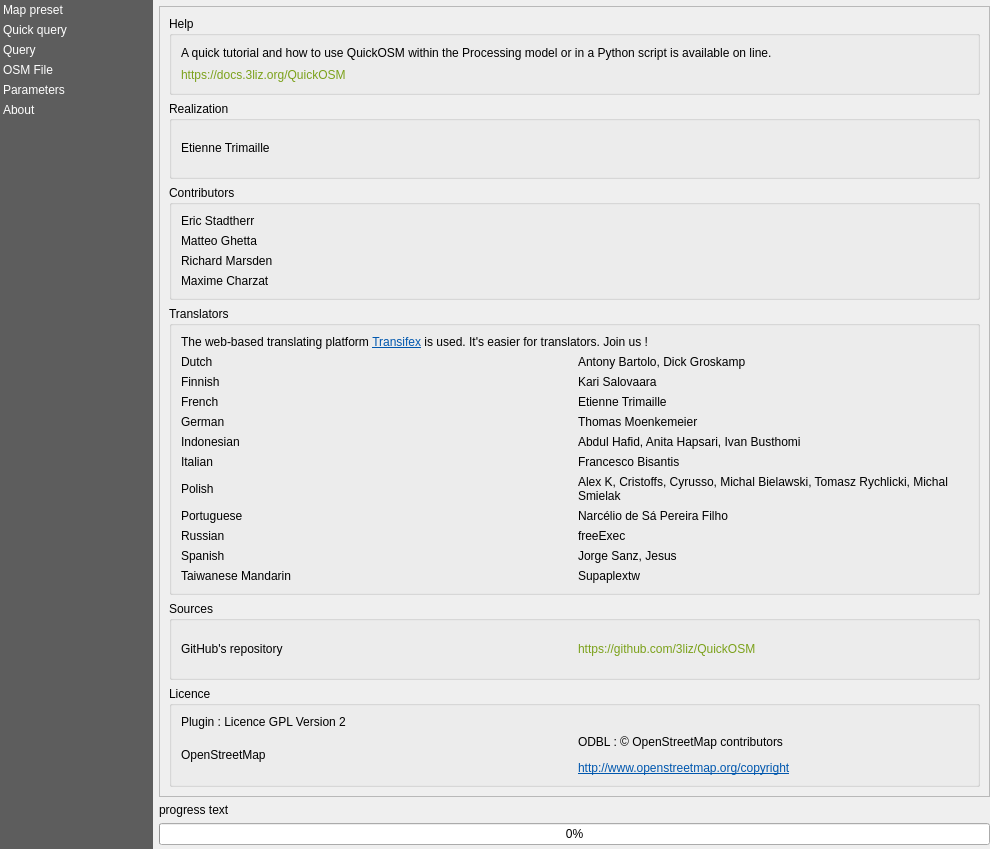
3liz/QuickOSM, file QuickOSM/resources/ui/main_window.ui: the form before one commit.
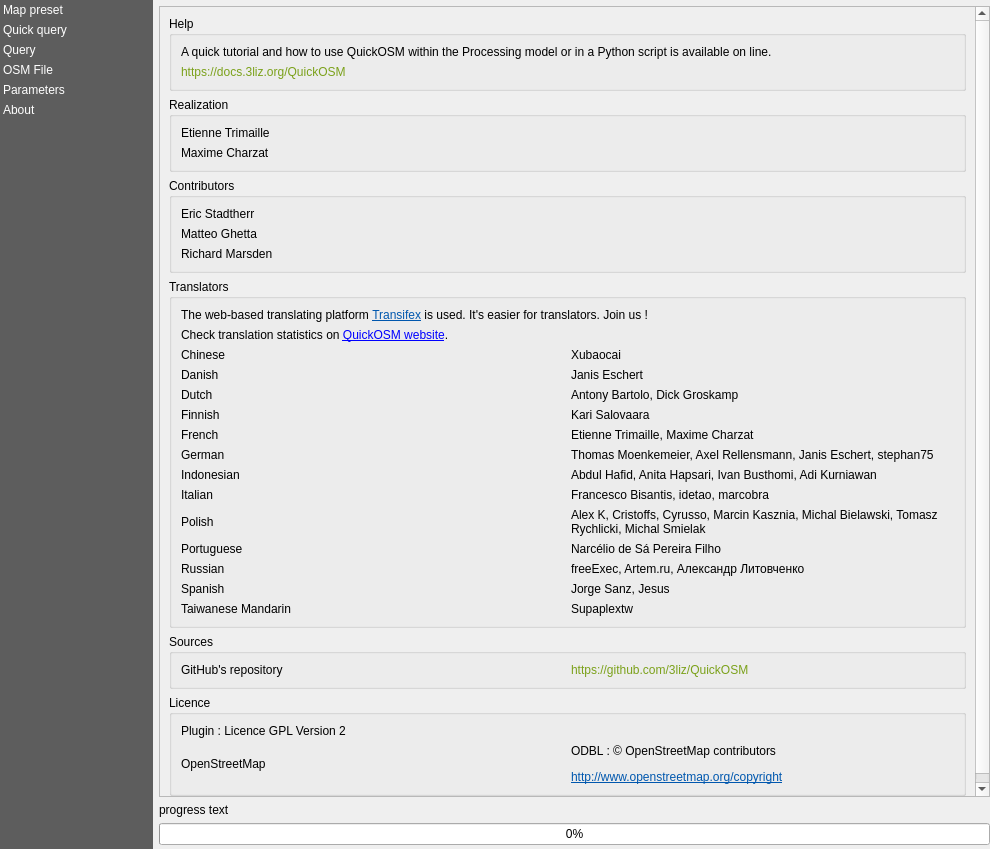
The form after the commit. The open tabs and pages were chosen to show the change. Custom widgets are drawn as their Qt base class.

Commit message: Update readme and translation languages

Patch:
```diff
--- a/QuickOSM/resources/ui/main_window.ui
+++ b/QuickOSM/resources/ui/main_window.ui
@@ -1968,29 +1968,32 @@
                <property name="title">
                 <string>Realization</string>
                </property>
-               <layout class="QHBoxLayout" name="horizontalLayout_6">
+               <layout class="QVBoxLayout" name="verticalLayout_24">
                 <item>
-                 <layout class="QHBoxLayout" name="horizontalLayout_5">
-                  <item>
-                   <widget class="QLabel" name="label_13">
-                    <property name="maximumSize">
-                     <size>
-                      <width>16777215</width>
-                      <height>16777215</height>
-                     </size>
-                    </property>
-                    <property name="text">
-                     <string notr="true">&lt;html&gt;&lt;head/&gt;&lt;body&gt;&lt;p&gt;Etienne Trimaille&lt;/p&gt;&lt;/body&gt;&lt;/html&gt;</string>
-                    </property>
-                    <property name="scaledContents">
-                     <bool>false</bool>
-                    </property>
-                    <property name="openExternalLinks">
-                     <bool>true</bool>
-                    </property>
-                   </widget>
-                  </item>
-                 </layout>
+                 <widget class="QLabel" name="label_13">
+                  <property name="maximumSize">
+                   <size>
+                    <width>16777215</width>
+                    <height>16777215</height>
+                   </size>
+                  </property>
+                  <property name="text">
+                   <string notr="true">&lt;html&gt;&lt;head/&gt;&lt;body&gt;&lt;p&gt;Etienne Trimaille&lt;/p&gt;&lt;/body&gt;&lt;/html&gt;</string>
+                  </property>
+                  <property name="scaledContents">
+                   <bool>false</bool>
+                  </property>
+                  <property name="openExternalLinks">
+                   <bool>true</bool>
+                  </property>
+                 </widget>
+                </item>
+                <item>
+                 <widget class="QLabel" name="label_53">
+                  <property name="text">
+                   <string>Maxime Charzat</string>
+                  </property>
+                 </widget>
                 </item>
                </layout>
               </widget>
@@ -2022,13 +2025,6 @@
                   </property>
                  </widget>
                 </item>
-                <item>
-                 <widget class="QLabel" name="label_42">
-                  <property name="text">
-                   <string>Maxime Charzat</string>
-                  </property>
-                 </widget>
-                </item>
                </layout>
               </widget>
              </item>
@@ -2054,165 +2050,203 @@
                   </property>
                  </widget>
                 </item>
+                <item>
+                 <widget class="QLabel" name="label_54">
+                  <property name="text">
+                   <string>&lt;html&gt;&lt;head/&gt;&lt;body&gt;&lt;p&gt;Check translation statistics on &lt;a href=&quot;https://docs.3liz.org/QuickOSM/translation-stats/&quot;&gt;&lt;span style=&quot; text-decoration: underline; color:#0000ff;&quot;&gt;QuickOSM website&lt;/span&gt;&lt;/a&gt;.&lt;/p&gt;&lt;/body&gt;&lt;/html&gt;</string>
+                  </property>
+                  <property name="openExternalLinks">
+                   <bool>true</bool>
+                  </property>
+                 </widget>
+                </item>
                 <item>
                  <layout class="QGridLayout" name="gridLayout">
-                  <item row="6" column="1">
+                  <item row="1" column="0">
+                   <widget class="QLabel" name="label_56">
+                    <property name="text">
+                     <string>Danish</string>
+                    </property>
+                   </widget>
+                  </item>
+                  <item row="8" column="1">
                    <widget class="QLabel" name="label_43">
                     <property name="text">
-                     <string notr="true">Alex K, Cristoffs, Cyrusso, Michal Bielawski, Tomasz Rychlicki, Michal Smielak</string>
+                     <string notr="true">Alex K, Cristoffs, Cyrusso, Marcin Kasznia, Michal Bielawski, Tomasz Rychlicki, Michal Smielak</string>
                     </property>
                     <property name="wordWrap">
                      <bool>true</bool>
                     </property>
                    </widget>
                   </item>
-                  <item row="9" column="1">
-                   <widget class="QLabel" name="label_27">
+                  <item row="8" column="0">
+                   <widget class="QLabel" name="label_37">
                     <property name="text">
-                     <string notr="true">Jorge Sanz, Jesus</string>
+                     <string>Polish</string>
                     </property>
                    </widget>
                   </item>
-                  <item row="8" column="1">
+                  <item row="12" column="1">
+                   <widget class="QLabel" name="label_25">
+                    <property name="text">
+                     <string notr="true">Supaplextw</string>
+                    </property>
+                   </widget>
+                  </item>
+                  <item row="10" column="1">
                    <widget class="QLabel" name="label_3">
                     <property name="text">
-                     <string notr="true">freeExec</string>
+                     <string notr="true">freeExec, Artem.ru, Александр Литовченко</string>
                     </property>
                    </widget>
                   </item>
-                  <item row="5" column="0">
-                   <widget class="QLabel" name="label_8">
+                  <item row="2" column="1">
+                   <widget class="QLabel" name="label_22">
                     <property name="text">
-                     <string>Italian</string>
-                    </property>
-                   </widget>
-                  </item>
-                  <item row="4" column="0">
-                   <widget class="QLabel" name="label_34">
-                    <property name="text">
-                     <string>Indonesian</string>
-                    </property>
-                   </widget>
-                  </item>
-                  <item row="4" column="1">
-                   <widget class="QLabel" name="label_35">
-                    <property name="text">
-                     <string notr="true">Abdul Hafid, Anita Hapsari, Ivan Busthomi</string>
+                     <string notr="true">Antony Bartolo, Dick Groskamp</string>
                     </property>
                    </widget>
                   </item>
                   <item row="2" column="0">
-                   <widget class="QLabel" name="label_17">
+                   <widget class="QLabel" name="label_21">
                     <property name="text">
-                     <string>French</string>
+                     <string>Dutch</string>
+                    </property>
+                   </widget>
+                  </item>
+                  <item row="0" column="1">
+                   <widget class="QLabel" name="label_55">
+                    <property name="text">
+                     <string notr="true">Xubaocai</string>
+                    </property>
+                   </widget>
+                  </item>
+                  <item row="4" column="1">
+                   <widget class="QLabel" name="label_9">
+                    <property name="text">
+                     <string notr="true">Etienne Trimaille, Maxime Charzat</string>
+                    </property>
+                   </widget>
+                  </item>
+                  <item row="5" column="1">
+                   <widget class="QLabel" name="label_5">
+                    <property name="text">
+                     <string notr="true">Thomas Moenkemeier, Axel Rellensmann, Janis Eschert, stephan75</string>
+                    </property>
+                   </widget>
+                  </item>
+                  <item row="1" column="1">
+                   <widget class="QLabel" name="label_57">
+                    <property name="text">
+                     <string notr="true">Janis Eschert</string>
                     </property>
                    </widget>
                   </item>
                   <item row="9" column="0">
-                   <widget class="QLabel" name="label_16">
-                    <property name="text">
-                     <string>Spanish</string>
-                    </property>
-                   </widget>
-                  </item>
-                  <item row="6" column="0">
-                   <widget class="QLabel" name="label_37">
-                    <property name="text">
-                     <string>Polish</string>
-                    </property>
-                   </widget>
-                  </item>
-                  <item row="8" column="0">
-                   <widget class="QLabel" name="label_4">
-                    <property name="text">
-                     <string>Russian</string>
-                    </property>
-                   </widget>
-                  </item>
-                  <item row="3" column="0">
-                   <widget class="QLabel" name="label_6">
-                    <property name="text">
-                     <string>German</string>
-                    </property>
-                   </widget>
-                  </item>
-                  <item row="7" column="0">
                    <widget class="QLabel" name="label_11">
                     <property name="text">
                      <string>Portuguese</string>
                     </property>
                    </widget>
                   </item>
-                  <item row="5" column="1">
-                   <widget class="QLabel" name="label_7">
-                    <property name="text">
-                     <string notr="true">Francesco Bisantis</string>
-                    </property>
-                   </widget>
-                  </item>
                   <item row="7" column="1">
-                   <widget class="QLabel" name="label_12">
+                   <widget class="QLabel" name="label_7">
                     <property name="text">
-                     <string notr="true">Narcélio de Sá Pereira Filho</string>
+                     <string notr="true">Francesco Bisantis, idetao, marcobra</string>
                     </property>
                    </widget>
                   </item>
-                  <item row="1" column="0">
+                  <item row="6" column="1">
+                   <widget class="QLabel" name="label_35">
+                    <property name="text">
+                     <string notr="true">Abdul Hafid, Anita Hapsari, Ivan Busthomi, Adi Kurniawan</string>
+                    </property>
+                   </widget>
+                  </item>
+                  <item row="3" column="0">
                    <widget class="QLabel" name="label_23">
                     <property name="text">
                      <string>Finnish</string>
                     </property>
                    </widget>
                   </item>
-                  <item row="0" column="0">
-                   <widget class="QLabel" name="label_21">
-                    <property name="text">
-                     <string>Dutch</string>
-                    </property>
-                   </widget>
-                  </item>
-                  <item row="10" column="0">
+                  <item row="12" column="0">
                    <widget class="QLabel" name="label_26">
                     <property name="text">
                      <string>Taiwanese Mandarin</string>
                     </property>
                    </widget>
                   </item>
-                  <item row="10" column="1">
-                   <widget class="QLabel" name="label_25">
+                  <item row="10" column="0">
+                   <widget class="QLabel" name="label_4">
                     <property name="text">
-                     <string notr="true">Supaplextw</string>
+                     <string>Russian</string>
                     </property>
                    </widget>
                   </item>
                   <item row="3" column="1">
-                   <widget class="QLabel" name="label_5">
-                    <property name="text">
-                     <string notr="true">Thomas Moenkemeier</string>
-                    </property>
-                   </widget>
-                  </item>
-                  <item row="0" column="1">
-                   <widget class="QLabel" name="label_22">
-                    <property name="text">
-                     <string notr="true">Antony Bartolo, Dick Groskamp</string>
-                    </property>
-                   </widget>
-                  </item>
-                  <item row="2" column="1">
-                   <widget class="QLabel" name="label_9">
-                    <property name="text">
-                     <string notr="true">Etienne Trimaille</string>
-                    </property>
-                   </widget>
-                  </item>
-                  <item row="1" column="1">
                    <widget class="QLabel" name="label_24">
                     <property name="text">
                      <string notr="true">Kari Salovaara</string>
                     </property>
                    </widget>
                   </item>
+                  <item row="5" column="0">
+                   <widget class="QLabel" name="label_6">
+                    <property name="text">
+                     <string>German</string>
+                    </property>
+                   </widget>
+                  </item>
+                  <item row="9" column="1">
+                   <widget class="QLabel" name="label_12">
+                    <property name="text">
+                     <string notr="true">Narcélio de Sá Pereira Filho</string>
+                    </property>
+                   </widget>
+                  </item>
+                  <item row="6" column="0">
+                   <widget class="QLabel" name="label_34">
+                    <property name="text">
+                     <string>Indonesian</string>
+                    </property>
+                   </widget>
+                  </item>
+                  <item row="11" column="0">
+                   <widget class="QLabel" name="label_16">
+                    <property name="text">
+                     <string>Spanish</string>
+                    </property>
+                   </widget>
+                  </item>
+                  <item row="11" column="1">
+                   <widget class="QLabel" name="label_27">
+                    <property name="text">
+                     <string notr="true">Jorge Sanz, Jesus</string>
+                    </property>
+                   </widget>
+                  </item>
+                  <item row="4" column="0">
+                   <widget class="QLabel" name="label_17">
+                    <property name="text">
+                     <string>French</string>
+                    </property>
+                   </widget>
+                  </item>
+                  <item row="7" column="0">
+                   <widget class="QLabel" name="label_8">
+                    <property name="text">
+                     <string>Italian</string>
+                    </property>
+                   </widget>
+                  </item>
+                  <item row="0" column="0">
+                   <widget class="QLabel" name="label_42">
+                    <property name="text">
+                     <string>Chinese</string>
+                    </property>
+                   </widget>
+                  </item>
                  </layout>
                 </item>
                </layout>
```
The commit also changes 2 other files.
